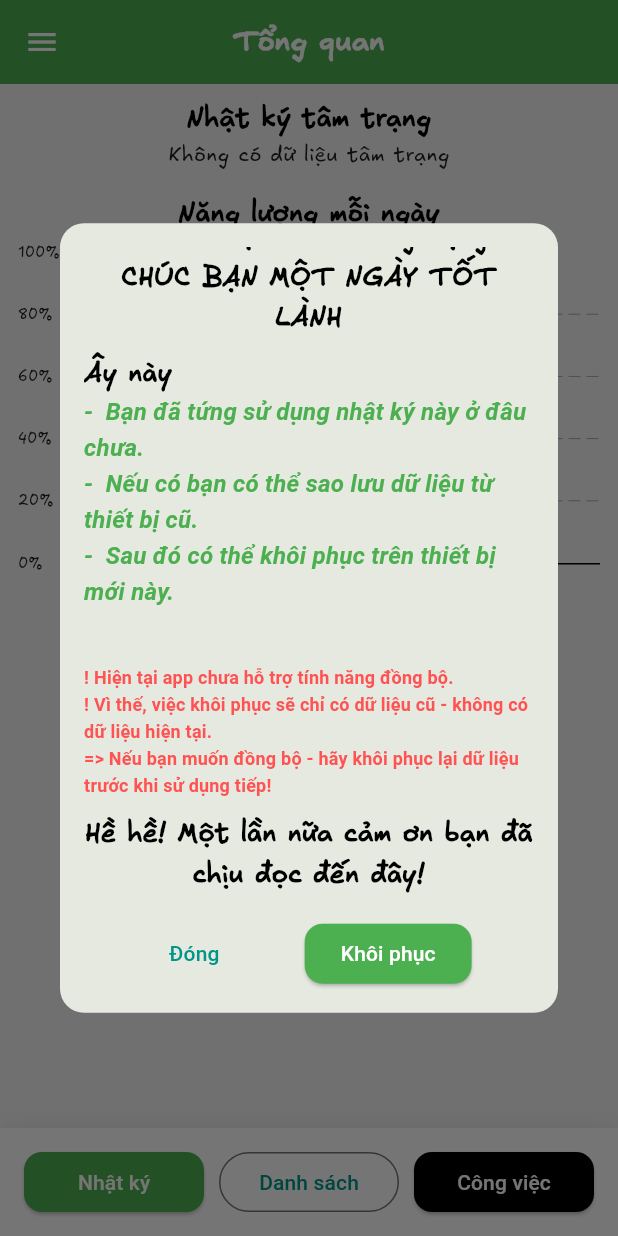
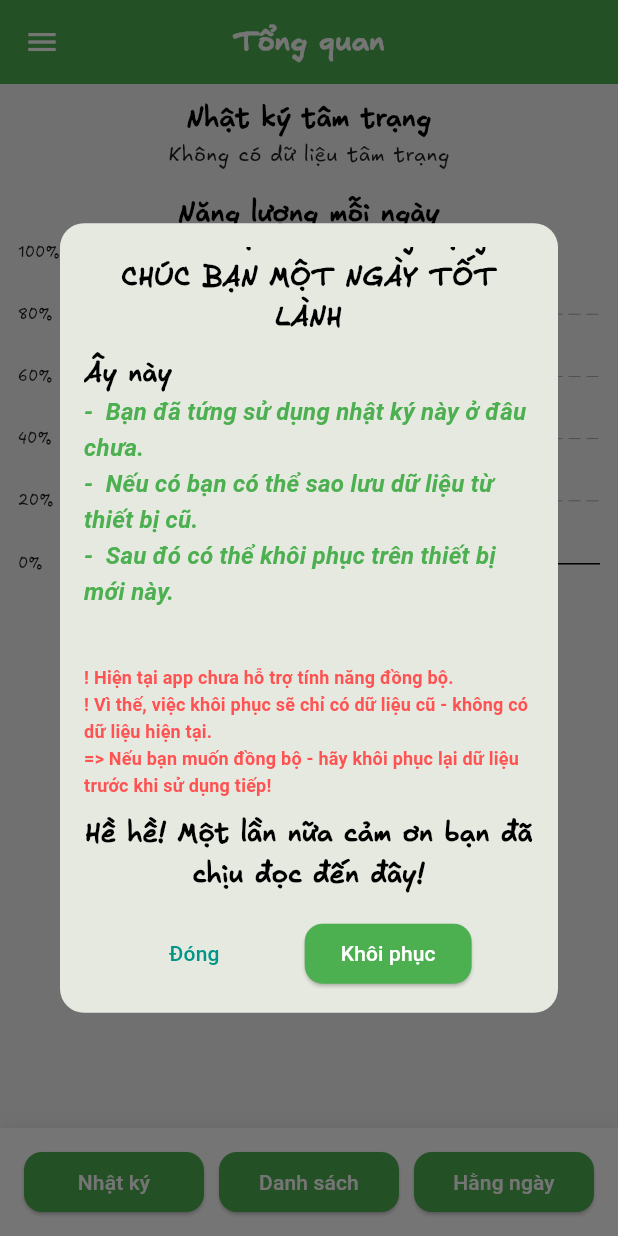
Before and after one commit to LeTienIT/flutter_a_new_day, a Flutter app: the screen it shows after launch, scrolled down 182 dp, on a phone screen of 412 x 824 dp. Run offline on Flutter 3.47's test engine with Material 3 defaults, Android fonts, the phone set to English and light mode, and no system bars; drawn by our look-alikes of fl_chart; our stand-ins replace audioplayers, chewie, drift, file_picker, flutter_cache_manager, flutter_image_compress and 11 more; missing offline and left inert: flutter_sound, image_gallery_saver_plus, page_flip; accounts and stored records are empty; generated files the repository leaves out were written again.

Commit message:
Update after update

```diff
--- a/lib/features/dashboard/dashboard_screen.dart
+++ b/lib/features/dashboard/dashboard_screen.dart
@@ -120,12 +120,12 @@ class _DashboardScreen extends ConsumerState<DashboardScreen>{
                                     Navigator.pushNamedAndRemoveUntil(context, '/mood-home', (router) => false);
                                   }
                                 },
-                                child: const Text("Nhật ký"),
+                                child: const Text("Nhật ký", textAlign: TextAlign.center,),
                               ),
                             ),
                             const SizedBox(width: 10),
                             Expanded(
-                              child: OutlinedButton(
+                              child: ElevatedButton(
                                 onPressed: () async {
                                   final lockMood = await AppSecurityStorage.isMoodLockEnabled();
                                   if(lockMood && !AppSecurityStorage.hasUnlockedMoodOnce)
@@ -142,19 +142,16 @@ class _DashboardScreen extends ConsumerState<DashboardScreen>{
                                     Navigator.pushNamedAndRemoveUntil(context, '/mood-list', (router) => false);
                                   }
                                 },
-                                child: const Text("Danh sách"),
+                                child: const Text("Danh sách", textAlign: TextAlign.center,),
                               ),
                             ),
                             const SizedBox(width: 10),
                             Expanded(
                               child: ElevatedButton(
-                                style: ElevatedButton.styleFrom(
-                                  backgroundColor: Colors.black,
-                                ),
                                 onPressed: () {
                                   Navigator.pushNamedAndRemoveUntil(context, '/habit-home', (route) => false);
                                 },
-                                child: const Text("Công việc"),
+                                child: const Text("Hằng ngày", textAlign: TextAlign.center,),
                               ),
                             ),
                           ],
--- a/lib/features/mood_journal/mood_list/mood_list_screen.dart
+++ b/lib/features/mood_journal/mood_list/mood_list_screen.dart
@@ -40,7 +40,8 @@ class MoodListScreen extends ConsumerWidget{
               child: const Icon(Icons.menu_book),
               label: 'Tạo sách',
               onTap: () {
-                Navigator.pushNamed(context, '/mood-book', arguments: filteredList.reversed.toList());
+                final data = filteredList.reversed.toList();
+                Navigator.pushNamed(context, '/mood-book', arguments: data);
               },
             ),
             SpeedDialChild(
```
Also changed, not shown: lib/features/mood_journal/mood_book/mood_book_screen.dart (+5 -6 lines).
